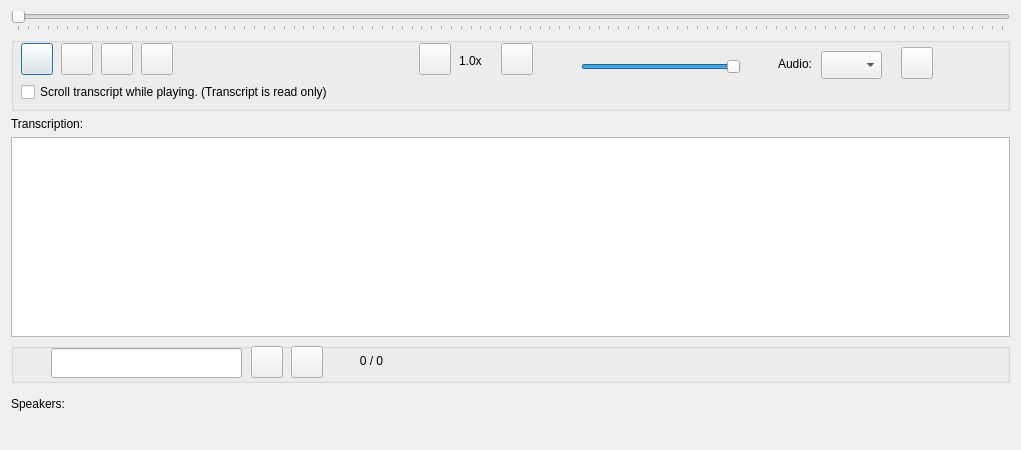
First picture: the form in GUI_UIs/ui_dialog_view_av.ui, repository ccbogel/QualCoder, before the edit.
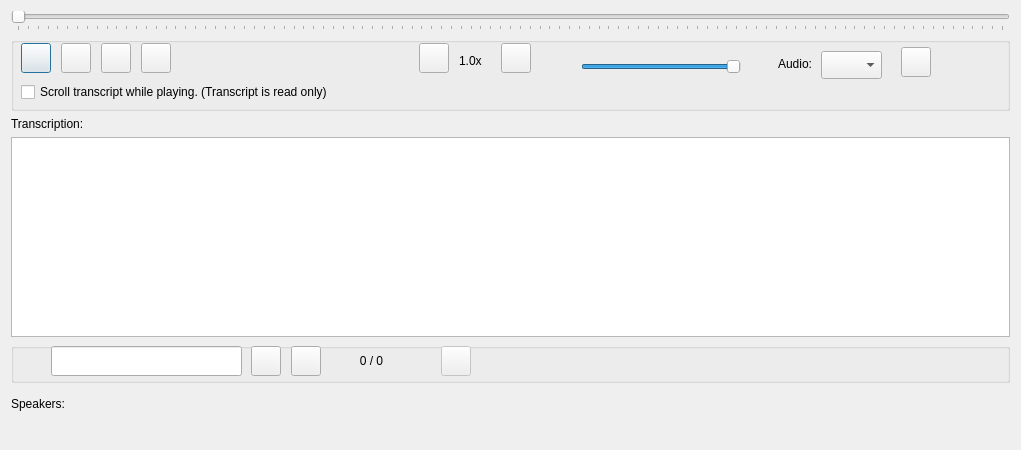
Second picture: the form after the edit.

```diff
--- a/GUI_UIs/ui_dialog_view_av.ui
+++ b/GUI_UIs/ui_dialog_view_av.ui
@@ -83,8 +83,8 @@
        <rect>
         <x>10</x>
         <y>6</y>
-        <width>32</width>
-        <height>32</height>
+        <width>30</width>
+        <height>30</height>
        </rect>
       </property>
       <property name="toolTip">
@@ -221,8 +221,8 @@
        <rect>
         <x>408</x>
         <y>6</y>
-        <width>32</width>
-        <height>32</height>
+        <width>30</width>
+        <height>30</height>
        </rect>
       </property>
       <property name="toolTip">
@@ -237,8 +237,8 @@
        <rect>
         <x>490</x>
         <y>6</y>
-        <width>32</width>
-        <height>32</height>
+        <width>30</width>
+        <height>30</height>
        </rect>
       </property>
       <property name="toolTip">
@@ -253,8 +253,8 @@
        <rect>
         <x>50</x>
         <y>6</y>
-        <width>32</width>
-        <height>32</height>
+        <width>30</width>
+        <height>30</height>
        </rect>
       </property>
       <property name="toolTip">
@@ -269,8 +269,8 @@
        <rect>
         <x>90</x>
         <y>6</y>
-        <width>32</width>
-        <height>32</height>
+        <width>30</width>
+        <height>30</height>
        </rect>
       </property>
       <property name="toolTip">
@@ -285,8 +285,8 @@
        <rect>
         <x>130</x>
         <y>6</y>
-        <width>32</width>
-        <height>32</height>
+        <width>30</width>
+        <height>30</height>
        </rect>
       </property>
       <property name="toolTip">
@@ -301,8 +301,8 @@
        <rect>
         <x>890</x>
         <y>10</y>
-        <width>32</width>
-        <height>32</height>
+        <width>30</width>
+        <height>30</height>
        </rect>
       </property>
       <property name="toolTip">
@@ -367,7 +367,7 @@
       <property name="geometry">
        <rect>
         <x>40</x>
-        <y>5</y>
+        <y>3</y>
         <width>191</width>
         <height>30</height>
        </rect>
@@ -381,8 +381,8 @@
        <rect>
         <x>280</x>
         <y>3</y>
-        <width>32</width>
-        <height>32</height>
+        <width>30</width>
+        <height>30</height>
        </rect>
       </property>
       <property name="toolTip">
@@ -396,7 +396,7 @@
       <property name="geometry">
        <rect>
         <x>0</x>
-        <y>8</y>
+        <y>6</y>
         <width>24</width>
         <height>24</height>
        </rect>
@@ -428,8 +428,8 @@
        <rect>
         <x>240</x>
         <y>3</y>
-        <width>32</width>
-        <height>32</height>
+        <width>30</width>
+        <height>30</height>
        </rect>
       </property>
       <property name="toolTip">
@@ -455,6 +455,25 @@
        <set>Qt::AlignCenter</set>
       </property>
      </widget>
+     <widget class="QPushButton" name="pushButton_speechtotext">
+      <property name="enabled">
+       <bool>false</bool>
+      </property>
+      <property name="geometry">
+       <rect>
+        <x>430</x>
+        <y>3</y>
+        <width>30</width>
+        <height>30</height>
+       </rect>
+      </property>
+      <property name="toolTip">
+       <string>Convert speech to text using online service</string>
+      </property>
+      <property name="text">
+       <string/>
+      </property>
+     </widget>
     </widget>
    </item>
    <item row="8" column="0">
```
Left out of the diff: 3 changed lines with no effect on the pictures.
